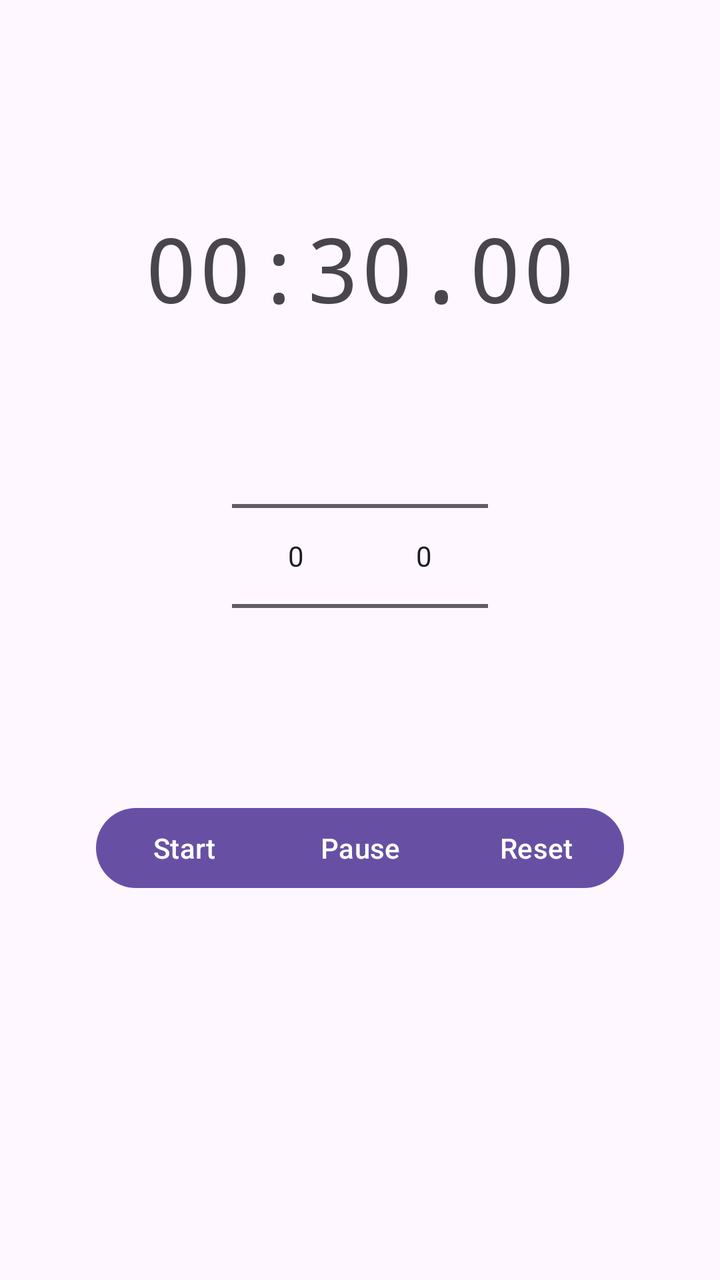
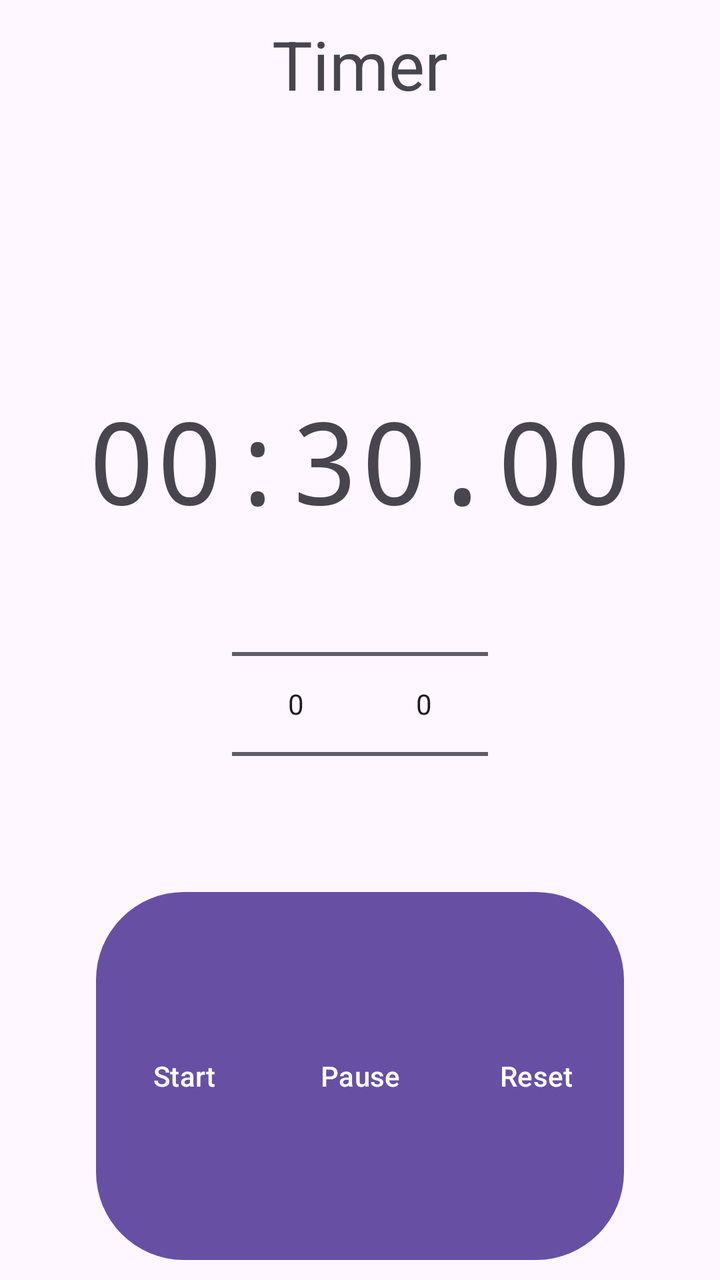

Screens rendered from an Android XML layout before and after an edit, with the pre-edit source and the edit as a unified diff.
<!-- AndroidManifest.xml: application theme Theme.TimerAnimation -->
<!-- res/layout/activity_timer.xml -->
<?xml version="1.0" encoding="utf-8"?>
<androidx.constraintlayout.widget.ConstraintLayout xmlns:android="http://schemas.android.com/apk/res/android"
    xmlns:app="http://schemas.android.com/apk/res-auto"
    android:layout_width="match_parent"
    android:layout_height="match_parent"
    android:padding="16dp">

    <com.google.android.material.appbar.MaterialToolbar
        android:id="@+id/toolbar_timer"
        android:layout_width="0dp"
        android:layout_height="?attr/actionBarSize"
        app:layout_constraintTop_toTopOf="parent"
        app:layout_constraintStart_toStartOf="parent"
        app:layout_constraintEnd_toEndOf="parent" />

    <TextView
        android:id="@+id/text_timer_display"
        android:layout_width="0dp"
        android:layout_height="wrap_content"
        android:layout_marginTop="24dp"
        android:fontFamily="monospace"
        android:gravity="center"
        android:text="00:30.00"
        android:textAppearance="@style/TextAppearance.Material3.DisplayMedium"
        app:layout_constraintTop_toBottomOf="@id/toolbar_timer"
        app:layout_constraintStart_toStartOf="parent"
        app:layout_constraintEnd_toEndOf="parent" />

    <LinearLayout
        android:id="@+id/picker_container"
        android:layout_width="wrap_content"
        android:layout_height="wrap_content"
        android:layout_marginTop="24dp"
        android:orientation="horizontal"
        app:layout_constraintTop_toBottomOf="@id/text_timer_display"
        app:layout_constraintStart_toStartOf="parent"
        app:layout_constraintEnd_toEndOf="parent">

        <NumberPicker
            android:id="@+id/picker_minutes"
            android:layout_width="wrap_content"
            android:layout_height="wrap_content" />

        <NumberPicker
            android:id="@+id/picker_seconds"
            android:layout_width="wrap_content"
            android:layout_height="wrap_content" />

    </LinearLayout>

    <com.google.android.material.button.MaterialButtonToggleGroup
        android:id="@+id/button_group"
        android:layout_width="0dp"
        android:layout_height="wrap_content"
        android:layout_marginTop="32dp"
        android:gravity="center"
        app:singleSelection="false"
        app:layout_constraintTop_toBottomOf="@id/picker_container"
        app:layout_constraintStart_toStartOf="parent"
        app:layout_constraintEnd_toEndOf="parent">

        <com.google.android.material.button.MaterialButton
            android:id="@+id/button_start"
            style="@style/Widget.Material3.Button"
            android:layout_width="wrap_content"
            android:layout_height="wrap_content"
            android:text="@string/action_start" />

        <com.google.android.material.button.MaterialButton
            android:id="@+id/button_pause"
            style="@style/Widget.Material3.Button"
            android:layout_width="wrap_content"
            android:layout_height="wrap_content"
            android:text="@string/action_pause" />

        <com.google.android.material.button.MaterialButton
            android:id="@+id/button_reset"
            style="@style/Widget.Material3.Button"
            android:layout_width="wrap_content"
            android:layout_height="wrap_content"
            android:text="@string/action_reset" />

    </com.google.android.material.button.MaterialButtonToggleGroup>

</androidx.constraintlayout.widget.ConstraintLayout>
<!-- resources referenced by this layout -->
<resources>
  <string name="action_pause">Pause</string>
  <string name="action_reset">Reset</string>
  <string name="action_start">Start</string>
  <style name="Theme.TimerAnimation" parent="Base.Theme.TimerAnimation" />
  <style name="Base.Theme.TimerAnimation" parent="Theme.Material3.DayNight.NoActionBar">
          
          
      </style>
</resources>

<!-- the commit's change to res/layout/activity_timer.xml (unified diff, before → after) -->
@@ -2,8 +2,7 @@
 <androidx.constraintlayout.widget.ConstraintLayout xmlns:android="http://schemas.android.com/apk/res/android"
     xmlns:app="http://schemas.android.com/apk/res-auto"
     android:layout_width="match_parent"
-    android:layout_height="match_parent"
-    android:padding="16dp">
+    android:layout_height="match_parent">
 
     <com.google.android.material.appbar.MaterialToolbar
         android:id="@+id/toolbar_timer"
@@ -11,17 +10,20 @@
         android:layout_height="?attr/actionBarSize"
         app:layout_constraintTop_toTopOf="parent"
         app:layout_constraintStart_toStartOf="parent"
-        app:layout_constraintEnd_toEndOf="parent" />
+        app:layout_constraintEnd_toEndOf="parent"
+        app:titleTextAppearance="@style/TextAppearance.AppCompat.Display1"
+        app:title="Timer"
+        app:titleCentered="true"/>
 
     <TextView
         android:id="@+id/text_timer_display"
         android:layout_width="0dp"
         android:layout_height="wrap_content"
-        android:layout_marginTop="24dp"
+        android:layout_marginTop="128dp"
         android:fontFamily="monospace"
         android:gravity="center"
         android:text="00:30.00"
-        android:textAppearance="@style/TextAppearance.Material3.DisplayMedium"
+        android:textAppearance="@style/TextAppearance.Material3.DisplayLarge"
         app:layout_constraintTop_toBottomOf="@id/toolbar_timer"
         app:layout_constraintStart_toStartOf="parent"
         app:layout_constraintEnd_toEndOf="parent" />
@@ -30,11 +32,11 @@
         android:id="@+id/picker_container"
         android:layout_width="wrap_content"
         android:layout_height="wrap_content"
-        android:layout_marginTop="24dp"
         android:orientation="horizontal"
-        app:layout_constraintTop_toBottomOf="@id/text_timer_display"
+        app:layout_constraintBottom_toBottomOf="parent"
+        app:layout_constraintEnd_toEndOf="parent"
         app:layout_constraintStart_toStartOf="parent"
-        app:layout_constraintEnd_toEndOf="parent">
+        app:layout_constraintTop_toBottomOf="@+id/toolbar_timer">
 
         <NumberPicker
             android:id="@+id/picker_minutes"
@@ -52,7 +54,6 @@
         android:id="@+id/button_group"
         android:layout_width="0dp"
         android:layout_height="wrap_content"
-        android:layout_marginTop="32dp"
         android:gravity="center"
         app:singleSelection="false"
         app:layout_constraintTop_toBottomOf="@id/picker_container"
@@ -62,6 +63,7 @@
         <com.google.android.material.button.MaterialButton
             android:id="@+id/button_start"
             style="@style/Widget.Material3.Button"
+            android:height="@android:dimen/thumbnail_width"
             android:layout_width="wrap_content"
             android:layout_height="wrap_content"
             android:text="@string/action_start" />
@@ -69,6 +71,7 @@
         <com.google.android.material.button.MaterialButton
             android:id="@+id/button_pause"
             style="@style/Widget.Material3.Button"
+            android:height="@android:dimen/thumbnail_width"
             android:layout_width="wrap_content"
             android:layout_height="wrap_content"
             android:text="@string/action_pause" />
@@ -76,6 +79,7 @@
         <com.google.android.material.button.MaterialButton
             android:id="@+id/button_reset"
             style="@style/Widget.Material3.Button"
+            android:height="@android:dimen/thumbnail_width"
             android:layout_width="wrap_content"
             android:layout_height="wrap_content"
             android:text="@string/action_reset" />
